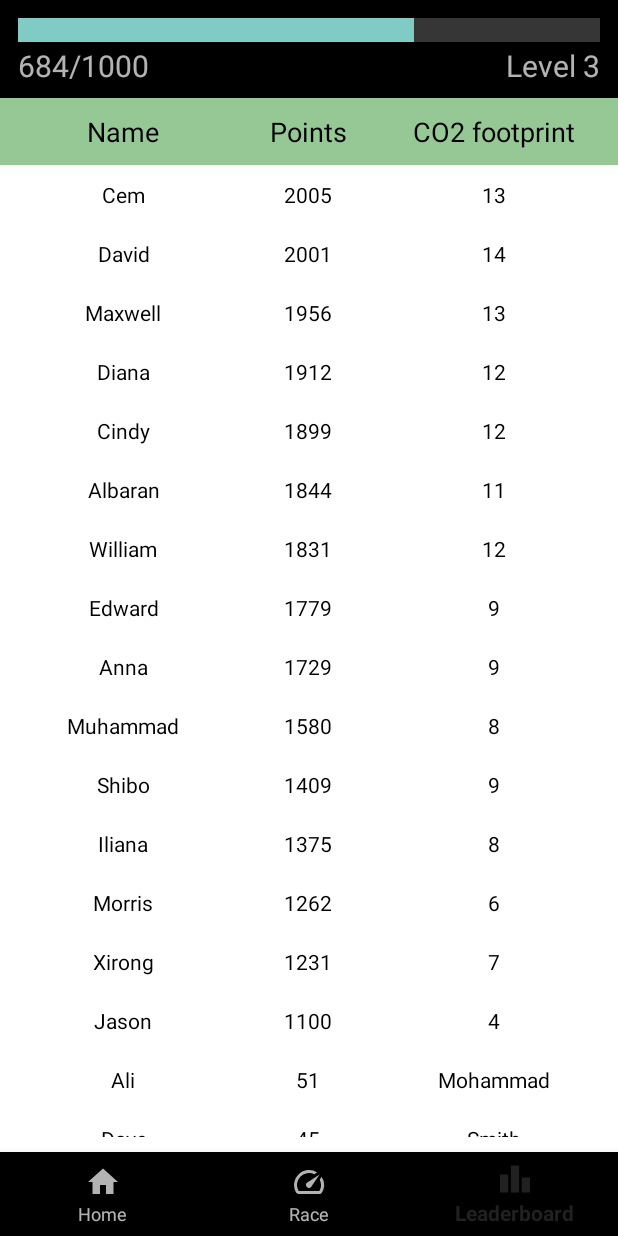
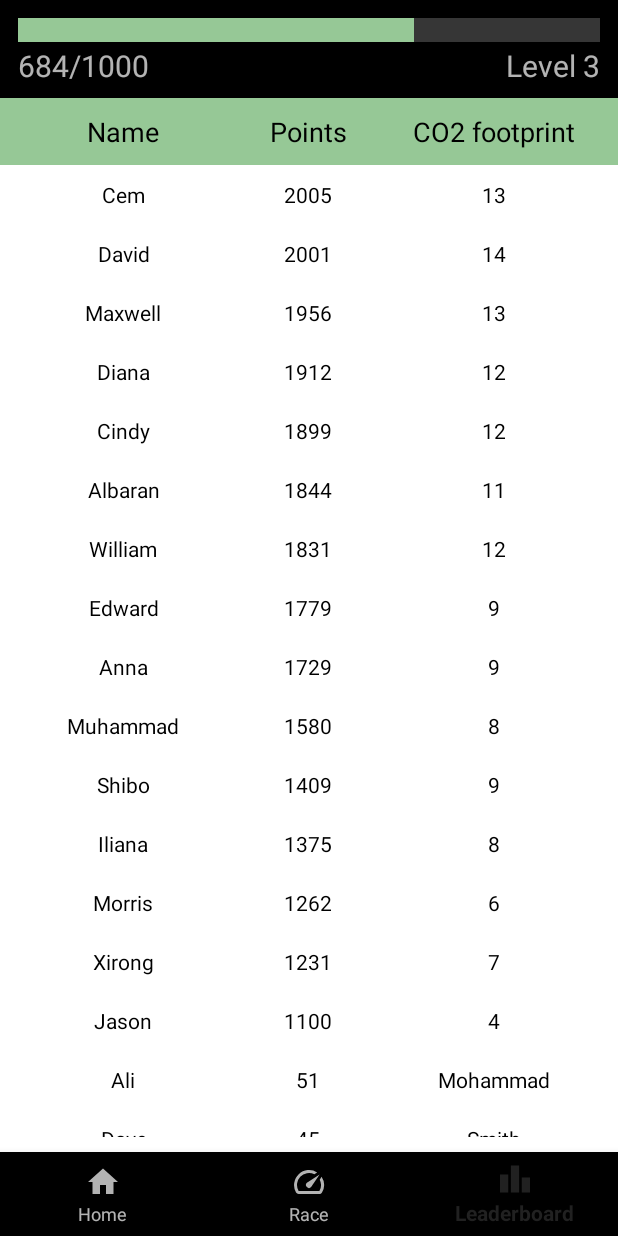
Before and after one commit to 4fecta/ROLR, an Android app: the screen it shows after launch (MainActivity), item 3 of the bottom bar chosen, on a phone screen of 412 x 824 dp. Run offline under Robolectric (Android 15) with nearby library versions, the phone set to English and light mode, and no system bars; libraries missing offline, so code that uses them is left out: com.google.maps.android.

Commit message:
match progress bar colour

```diff
--- a/app/src/main/res/layout/activity_main.xml
+++ b/app/src/main/res/layout/activity_main.xml
@@ -32,6 +32,7 @@
         android:layout_height="wrap_content"
         android:layout_alignParentTop="true"
         android:layout_margin="12dp"
+        android:progressTint="@color/colorGreen"
         style="@style/Widget.AppCompat.ProgressBar.Horizontal"
         />
 
```
